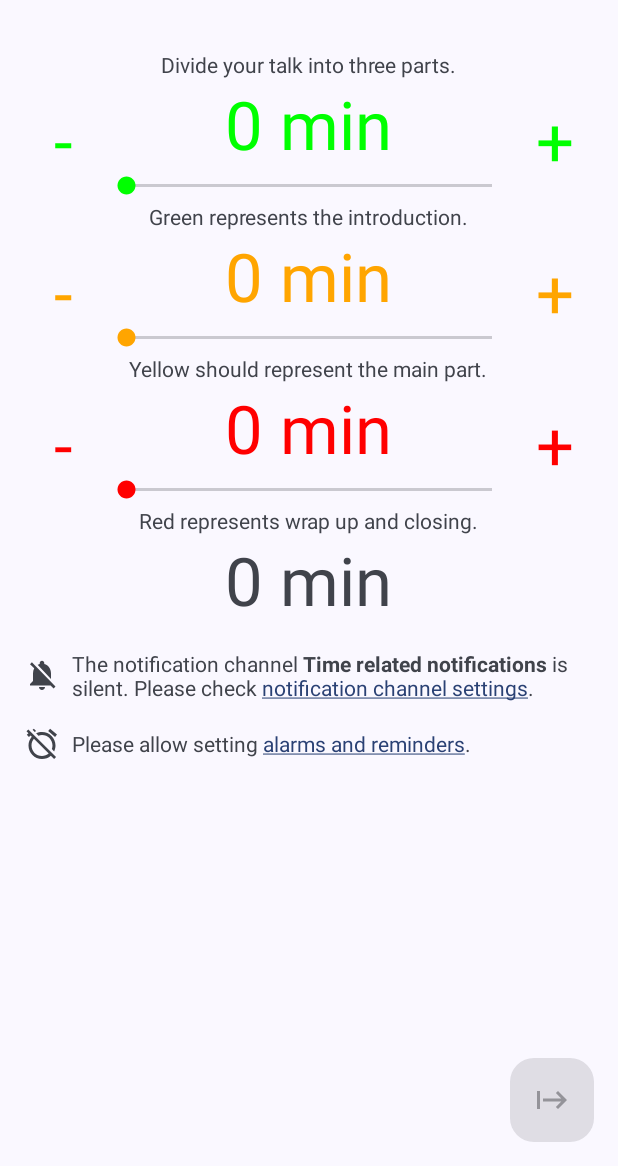
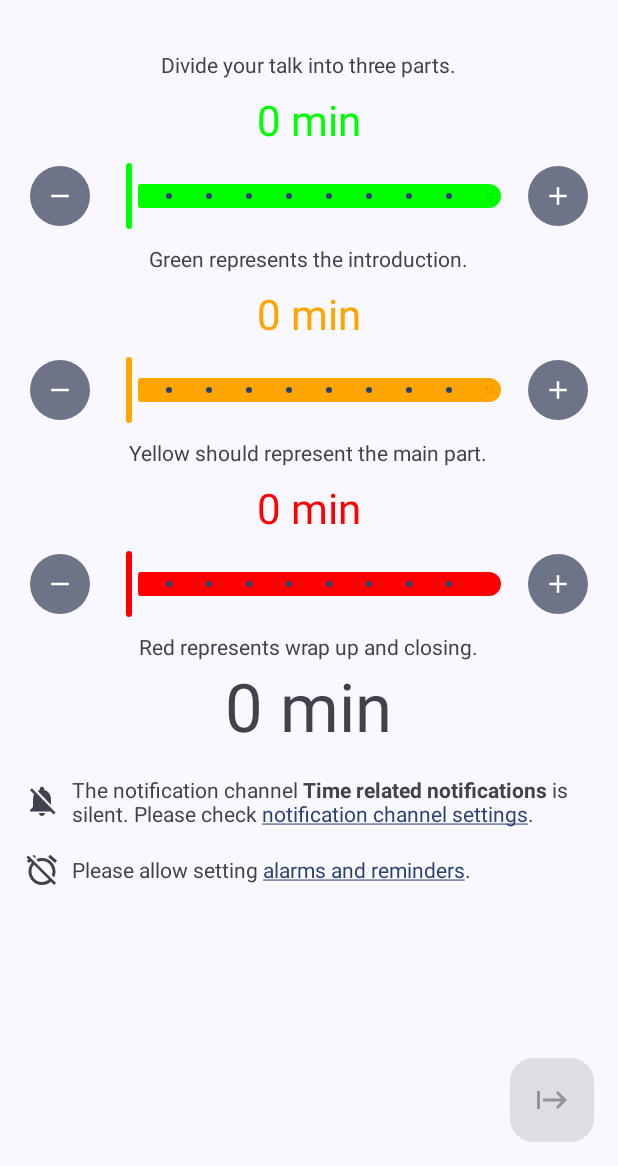
Before and after one commit to tkuenneth/mintime, an Android app: the screen it shows after launch (MinTime), on a phone screen of 412 x 824 dp, the part 70-1236 px from its top. Run offline under Robolectric (Android 15) with nearby library versions, the phone set to English and light mode, and no system bars; libraries missing offline, so code that uses them is left out: androidx.window.java; 2 statements that could not run were skipped.

Commit message:
UI refinements

```diff
--- a/app/src/main/java/com/thomaskuenneth/mintime/Counter.java
+++ b/app/src/main/java/com/thomaskuenneth/mintime/Counter.java
@@ -30,13 +30,15 @@ import android.graphics.Color;
 import android.util.AttributeSet;
 import android.view.View;
 import android.widget.FrameLayout;
-import android.widget.SeekBar;
 import android.widget.TextView;
+
+import com.google.android.material.button.MaterialButton;
+import com.google.android.material.slider.Slider;
 
 public class Counter extends FrameLayout {
 
     private final TextView text;
-    private final SeekBar seekbar;
+    private final Slider seekbar;
 
     private boolean useMinutes;
     private long value;
@@ -70,35 +72,24 @@ public class Counter extends FrameLayout {
         }
         a.recycle();
         View counter = inflate(context, R.layout.counter, this);
-        TextView minus = counter.findViewById(R.id.minus);
-        minus.setTextColor(color);
+        MaterialButton minus = counter.findViewById(R.id.minus);
         minus.setOnClickListener(view -> changeValue(false));
-        TextView plus = counter.findViewById(R.id.plus);
-        plus.setTextColor(color);
+        MaterialButton plus = counter.findViewById(R.id.plus);
         plus.setOnClickListener(view -> changeValue(true));
         text = counter.findViewById(R.id.text);
         text.setTextColor(color);
         seekbar = findViewById(R.id.seekbar);
         ColorStateList csl = ColorStateList.valueOf(color);
         seekbar.setThumbTintList(csl);
-        seekbar.setProgressTintList(csl);
-        seekbar.setOnSeekBarChangeListener(new SeekBar.OnSeekBarChangeListener() {
-            @Override
-            public void onProgressChanged(SeekBar seekBar, int i, boolean b) {
-                if (b) {
-                    value = i;
-                    useMinutes = true;
-                }
-                updateUIAndNotifyListener(false);
+        seekbar.setTrackActiveTintList(csl);
+        seekbar.setTrackInactiveTintList(csl);
+        seekbar.setLabelFormatter(value -> context.getString(R.string.template, (int) value, context.getString(R.string.min)));
+        seekbar.addOnChangeListener((slider, v, fromUser) -> {
+            if (fromUser) {
+                value = (long) v;
+                useMinutes = true;
             }
-
-            @Override
-            public void onStartTrackingTouch(SeekBar seekBar) {
-            }
-
-            @Override
-            public void onStopTrackingTouch(SeekBar seekBar) {
-            }
+            updateUIAndNotifyListener(false);
         });
     }
 
@@ -109,8 +100,10 @@ public class Counter extends FrameLayout {
     public void setValueInMillis(long value) {
         value /= 1000;
         if ((value >= 60) || (value == 0)) {
-            this.value = value / 60;
             useMinutes = true;
+            long minutes = value / 60;
+            // Round to the nearest multiple of 10
+            this.value = Math.round(minutes / 10.0) * 10;
         } else {
             this.value = value;
             useMinutes = false;
@@ -123,17 +116,22 @@ public class Counter extends FrameLayout {
     }
 
     private void changeValue(boolean increase) {
-        value += increase ? 1 : -1;
-        if (value < 0) {
-            if (useMinutes) {
+        if (useMinutes) {
+            value += increase ? 10 : -10;
+            if (value > 90) {
+                value = 0;
+            } else if (value < 0) {
                 useMinutes = false;
+                value = 59;
             }
-            value = 59;
-        } else if ((value > 90) && useMinutes) {
-            value = 0;
-        } else if ((value > 59) && !useMinutes) {
-            useMinutes = true;
-            value = 0;
+        } else {
+            value += increase ? 1 : -1;
+            if (value > 59) {
+                useMinutes = true;
+                value = 0;
+            } else if (value < 0) {
+                value = 59;
+            }
         }
         updateUIAndNotifyListener(true);
     }
@@ -141,9 +139,9 @@ public class Counter extends FrameLayout {
     private void updateUIAndNotifyListener(boolean updateSeekBar) {
         if (updateSeekBar) {
             if (useMinutes) {
-                seekbar.setProgress((int) value);
+                seekbar.setValue(value);
             } else {
-                seekbar.setProgress(0);
+                seekbar.setValue(0);
             }
         }
         text.setText(MinTimeUtils.millisToPrettyString(getContext(), getValueInMillis()));
--- /dev/null
+++ b/app/src/main/res/drawable/ic_add.xml
@@ -0,0 +1,9 @@
+<vector xmlns:android="http://schemas.android.com/apk/res/android"
+    android:width="24dp"
+    android:height="24dp"
+    android:viewportWidth="24"
+    android:viewportHeight="24">
+  <path
+      android:fillColor="@android:color/white"
+      android:pathData="M19,13h-6v6h-2v-6H5v-2h6V5h2v6h6v2z"/>
+</vector>
--- /dev/null
+++ b/app/src/main/res/drawable/ic_remove.xml
@@ -0,0 +1,9 @@
+<vector xmlns:android="http://schemas.android.com/apk/res/android"
+    android:width="24dp"
+    android:height="24dp"
+    android:viewportWidth="24"
+    android:viewportHeight="24">
+  <path
+      android:fillColor="@android:color/white"
+      android:pathData="M19,13H5v-2h14v2z"/>
+</vector>
--- a/app/src/main/res/layout/counter.xml
+++ b/app/src/main/res/layout/counter.xml
@@ -1,61 +1,57 @@
 <?xml version="1.0" encoding="utf-8"?>
-<RelativeLayout xmlns:android="http://schemas.android.com/apk/res/android"
+<androidx.constraintlayout.widget.ConstraintLayout xmlns:android="http://schemas.android.com/apk/res/android"
+    xmlns:app="http://schemas.android.com/apk/res-auto"
     android:id="@+id/counter"
     android:layout_width="match_parent"
-    android:layout_height="wrap_content">
+    android:layout_height="wrap_content"
+    android:paddingTop="8dp"
+    android:paddingBottom="8dp">
 
-    <TextView
+    <com.google.android.material.button.MaterialButton
         android:id="@+id/minus"
+        style="?attr/materialIconButtonFilledTonalStyle"
         android:layout_width="wrap_content"
         android:layout_height="wrap_content"
-        android:layout_alignParentStart="true"
-        android:layout_centerVertical="true"
-        android:ems="1"
-        android:gravity="center"
-        android:minWidth="48dp"
-        android:minHeight="48dp"
-        android:text="@string/minus"
-        android:textSize="20pt" />
+        android:contentDescription="@string/minus"
+        app:icon="@drawable/ic_remove"
+        app:layout_constraintBottom_toBottomOf="@+id/seekbar"
+        app:layout_constraintStart_toStartOf="parent"
+        app:layout_constraintTop_toTopOf="@+id/seekbar" />
 
-    <TextView
+    <com.google.android.material.button.MaterialButton
         android:id="@+id/plus"
+        style="?attr/materialIconButtonFilledTonalStyle"
         android:layout_width="wrap_content"
         android:layout_height="wrap_content"
-        android:layout_alignParentEnd="true"
-        android:layout_centerVertical="true"
-        android:ems="1"
-        android:gravity="center"
-        android:minWidth="48dp"
-        android:minHeight="48dp"
-        android:text="@string/plus"
-        android:textSize="20pt" />
-
-    <LinearLayout
-        android:layout_width="0dp"
-        android:layout_height="wrap_content"
-        android:layout_alignParentTop="true"
-        android:layout_toStartOf="@+id/plus"
-        android:layout_toEndOf="@+id/minus"
-        android:gravity="center_vertical"
-        android:orientation="vertical">
+        android:contentDescription="@string/plus"
+        app:icon="@drawable/ic_add"
+        app:layout_constraintBottom_toBottomOf="@+id/seekbar"
+        app:layout_constraintEnd_toEndOf="parent"
+        app:layout_constraintTop_toTopOf="@+id/seekbar" />
 
     <TextView
         android:id="@+id/text"
         android:layout_width="wrap_content"
         android:layout_height="wrap_content"
-            android:layout_gravity="center_horizontal"
+        android:layout_marginBottom="8dp"
         android:textAlignment="center"
-            android:textSize="20pt" />
+        android:textAppearance="?attr/textAppearanceHeadlineMedium"
+        app:layout_constraintBottom_toTopOf="@+id/seekbar"
+        app:layout_constraintEnd_toStartOf="@+id/plus"
+        app:layout_constraintStart_toEndOf="@+id/minus"
+        app:layout_constraintTop_toTopOf="parent"
+        app:layout_constraintVertical_chainStyle="packed" />
 
-        <SeekBar
+    <com.google.android.material.slider.Slider
         android:id="@+id/seekbar"
-            android:layout_width="match_parent"
+        android:layout_width="0dp"
         android:layout_height="wrap_content"
-            android:indeterminate="false"
-            android:max="90"
-            android:paddingTop="2dp"
-            android:paddingBottom="2dp" />
+        android:stepSize="10.0"
+        android:valueFrom="0"
+        android:valueTo="90"
+        app:layout_constraintBottom_toBottomOf="parent"
+        app:layout_constraintEnd_toStartOf="@+id/plus"
+        app:layout_constraintStart_toEndOf="@+id/minus"
+        app:layout_constraintTop_toBottomOf="@+id/text" />
 
-    </LinearLayout>
-
-</RelativeLayout>
+</androidx.constraintlayout.widget.ConstraintLayout>
```
Lines whose indentation alone changed are shown as unchanged.
